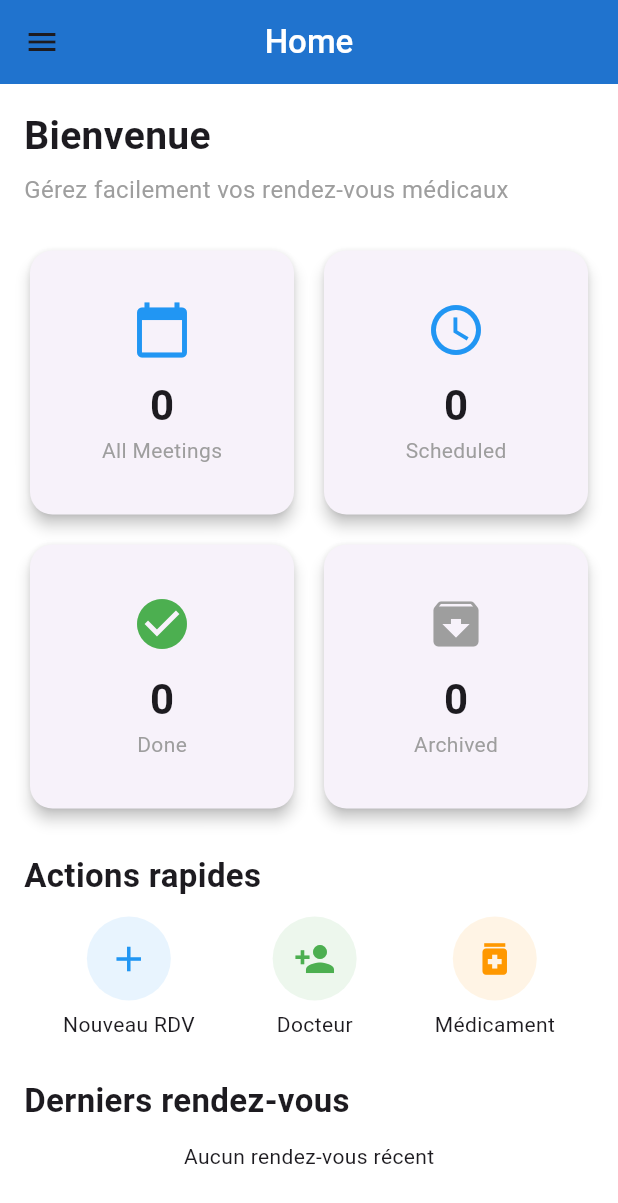
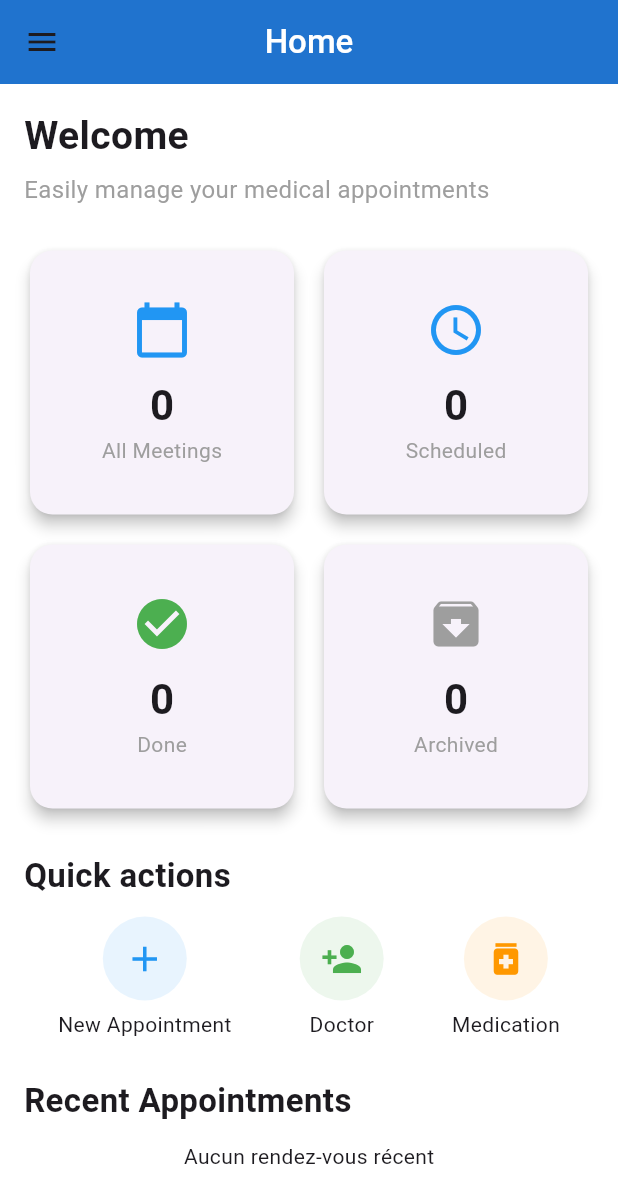
Before and after one commit to FakhfakhOussema/Flutter, a Flutter app: the screen it shows once a user with an empty profile is signed in, on a phone screen of 412 x 824 dp. Shown: the top 1203 px of the screen. Run offline on Flutter 3.47's test engine with Material 3 defaults, Android fonts, the light colour scheme and no system bars; our stand-ins replace camera, cloud_firestore, firebase_auth, firebase_core, sqflite; missing offline and left inert: google_mlkit_barcode_scanning, google_mlkit_commons, google_mlkit_face_detection; accounts and stored records are empty.

Commit message:
initial commit

```diff
--- a/lib/CRM Medical/modules/Doctor/doctor_screen.dart
+++ b/lib/CRM Medical/modules/Doctor/doctor_screen.dart
@@ -35,7 +35,7 @@ class _DoctorScreenState extends State<DoctorScreen> {
             mainAxisSize: MainAxisSize.min,
             children: [
               const Text(
-                'Ajouter un docteur',
+                'Add a Doctor',
                 style: TextStyle(fontSize: 20, fontWeight: FontWeight.bold),
               ),
               const SizedBox(height: 20),
@@ -44,7 +44,7 @@ class _DoctorScreenState extends State<DoctorScreen> {
               TextField(
                 controller: _nameController,
                 decoration: const InputDecoration(
-                  labelText: 'Nom du docteur',
+                  labelText: 'Doctor',
                   border: OutlineInputBorder(),
                   prefixIcon: Icon(Icons.person),
                 ),
@@ -55,7 +55,7 @@ class _DoctorScreenState extends State<DoctorScreen> {
               TextField(
                 controller: _specialtyController,
                 decoration: const InputDecoration(
-                  labelText: 'Spécialité',
+                  labelText: 'Specialty',
                   border: OutlineInputBorder(),
                   prefixIcon: Icon(Icons.medical_services),
                 ),
@@ -66,7 +66,9 @@ class _DoctorScreenState extends State<DoctorScreen> {
                 onPressed: () async {
                   if (_nameController.text.isEmpty || _specialtyController.text.isEmpty) {
                     ScaffoldMessenger.of(context).showSnackBar(
-                      const SnackBar(content: Text('Veuillez remplir tous les champs')),
+                      const SnackBar(
+                        content: Text('Please fill in all the fields'),
+                      backgroundColor: Colors.red,),
                     );
                     return;
                   }
@@ -77,6 +79,12 @@ class _DoctorScreenState extends State<DoctorScreen> {
                     'specialty': _specialtyController.text.trim(),
                   });
 
+                  ScaffoldMessenger.of(context).showSnackBar(
+                    const SnackBar(
+                      content: Text('Doctor added successfully'),
+                      backgroundColor: Colors.green,
+                    ),
+                  );
                   // Fermer le modal
                   Navigator.pop(context);
 
@@ -88,7 +96,7 @@ class _DoctorScreenState extends State<DoctorScreen> {
                   minimumSize: const Size(double.infinity, 50),
                   shape: RoundedRectangleBorder(borderRadius: BorderRadius.circular(12)),
                 ),
-                child: const Text('Ajouter'),
+                child: const Text('Add'),
               ),
             ],
           ),
--- a/lib/CRM Medical/modules/Home/home_screen.dart
+++ b/lib/CRM Medical/modules/Home/home_screen.dart
@@ -36,12 +36,12 @@ class HomeScreen extends StatelessWidget {
           crossAxisAlignment: CrossAxisAlignment.start,
           children: [
             const Text(
-              'Bienvenue',
+              'Welcome',
               style: TextStyle(fontSize: 26, fontWeight: FontWeight.bold),
             ),
             const SizedBox(height: 6),
             const Text(
-              'Gérez facilement vos rendez-vous médicaux',
+              'Easily manage your medical appointments',
               style: TextStyle(fontSize: 16, color: Colors.grey),
             ),
             const SizedBox(height: 25),
@@ -150,7 +150,7 @@ class HomeScreen extends StatelessWidget {
             const SizedBox(height: 25),
 
             const Text(
-              'Actions rapides',
+              'Quick actions',
               style: TextStyle(fontSize: 22, fontWeight: FontWeight.bold),
             ),
             const SizedBox(height: 12),
@@ -159,19 +159,19 @@ class HomeScreen extends StatelessWidget {
               children: [
                 _ActionButton(
                   icon: Icons.add,
-                  label: 'Nouveau RDV',
+                  label: 'New Appointment',
                   color: Colors.blue,
                   onTap: () => Navigator.pushNamed(context, '/meeting'),
                 ),
                 _ActionButton(
                   icon: Icons.person_add,
-                  label: 'Docteur',
+                  label: 'Doctor',
                   color: Colors.green,
                   onTap: () => Navigator.pushNamed(context, '/doctors'),
                 ),
                 _ActionButton(
                   icon: Icons.medication,
-                  label: 'Médicament',
+                  label: 'Medication',
                   color: Colors.orange,
                   onTap: () => Navigator.pushNamed(context, '/Medication'),
                 ),
@@ -180,7 +180,7 @@ class HomeScreen extends StatelessWidget {
 
             const SizedBox(height: 25),
             const Text(
-              'Derniers rendez-vous',
+              'Recent Appointments',
               style: TextStyle(fontSize: 22, fontWeight: FontWeight.bold),
             ),
             const SizedBox(height: 12),
--- a/lib/CRM Medical/modules/Medication/medication_screen.dart
+++ b/lib/CRM Medical/modules/Medication/medication_screen.dart
@@ -35,7 +35,7 @@ class _MedicationScreenState extends State<MedicationScreen> {
             mainAxisSize: MainAxisSize.min,
             children: [
               const Text(
-                'Ajouter un médicament',
+                'Add a Medication',
                 style: TextStyle(fontSize: 20, fontWeight: FontWeight.bold),
               ),
               const SizedBox(height: 20),
@@ -44,7 +44,7 @@ class _MedicationScreenState extends State<MedicationScreen> {
               TextField(
                 controller: _nameController,
                 decoration: const InputDecoration(
-                  labelText: 'Nom du médicament',
+                  labelText: 'Medication Name',
                   border: OutlineInputBorder(),
                   prefixIcon: Icon(Icons.medical_services),
                 ),
@@ -82,7 +82,7 @@ class _MedicationScreenState extends State<MedicationScreen> {
                 controller: _quantityController,
                 keyboardType: TextInputType.number,
                 decoration: const InputDecoration(
-                  labelText: 'Quantité',
+                  labelText: 'Quantity',
                   border: OutlineInputBorder(),
                   prefixIcon: Icon(Icons.numbers),
                 ),
@@ -93,7 +93,7 @@ class _MedicationScreenState extends State<MedicationScreen> {
                 onPressed: () async {
                   if (_nameController.text.isEmpty || _quantityController.text.isEmpty) {
                     ScaffoldMessenger.of(context).showSnackBar(
-                      const SnackBar(content: Text('Veuillez remplir tous les champs')),
+                      const SnackBar(content: Text('Please fill out all the fields')),
                     );
                     return;
                   }
@@ -106,7 +106,12 @@ class _MedicationScreenState extends State<MedicationScreen> {
                   });
 
                   Navigator.pop(context);
-
+                  ScaffoldMessenger.of(context).showSnackBar(
+                    const SnackBar(
+                      content: Text('Medication added successfully'),
+                      backgroundColor: Colors.green,
+                    ),
+                  );
                   _nameController.clear();
                   _barcodeController.clear();
                   _quantityController.clear();
@@ -115,7 +120,7 @@ class _MedicationScreenState extends State<MedicationScreen> {
                   minimumSize: const Size(double.infinity, 50),
                   shape: RoundedRectangleBorder(borderRadius: BorderRadius.circular(12)),
                 ),
-                child: const Text('Ajouter', style: TextStyle(fontSize: 16)),
+                child: const Text('Add', style: TextStyle(fontSize: 16)),
               ),
             ],
           ),
@@ -144,18 +149,18 @@ class _MedicationScreenState extends State<MedicationScreen> {
           context: context,
           builder: (_) => AlertDialog(
             title: Text(doc['name']),
-            content: Text('Quantité : ${doc['quantity']}\nCode-barres : ${doc['barcode']}'),
+            content: Text('Quantity : ${doc['quantity']}\nCode-barres : ${doc['barcode']}'),
             actions: [
               TextButton(
                 onPressed: () => Navigator.pop(context),
-                child: const Text('Fermer'),
+                child: const Text('Close'),
               ),
             ],
           ),
         );
       } else {
         ScaffoldMessenger.of(context).showSnackBar(
-          const SnackBar(content: Text('Médicament non trouvé')),
+          const SnackBar(content: Text('Medication not found')),
         );
       }
     }
--- a/lib/CRM Medical/modules/Meeting/meeting_screen.dart
+++ b/lib/CRM Medical/modules/Meeting/meeting_screen.dart
@@ -119,7 +119,7 @@ class _MeetingScreenState extends State<MeetingScreen> {
                   child: TextField(
                     controller: _dateController,
                     decoration: const InputDecoration(
-                      labelText: 'Date et heure prévues',
+                      labelText: 'Scheduled Date and Time',
                       border: OutlineInputBorder(),
                       prefixIcon: Icon(Icons.calendar_today),
                     ),
@@ -136,7 +136,7 @@ class _MeetingScreenState extends State<MeetingScreen> {
                   if (_doctorController.text.trim().isEmpty || _selectedDate == null) {
                     ScaffoldMessenger.of(context).showSnackBar(
                       const SnackBar(
-                        content: Text('Veuillez remplir tous les champs'),
+                        content: Text('Please fill in all fields'),
                         backgroundColor: Colors.red,
                       ),
                     );
@@ -161,7 +161,7 @@ class _MeetingScreenState extends State<MeetingScreen> {
 
                     ScaffoldMessenger.of(context).showSnackBar(
                       const SnackBar(
-                        content: Text('Rendez-vous ajouté avec succès'),
+                        content: Text('Appointment added successfully'),
                         backgroundColor: Colors.green,
                       ),
                     );
@@ -180,7 +180,7 @@ class _MeetingScreenState extends State<MeetingScreen> {
                   backgroundColor: Colors.blue[700],
                 ),
                 child: const Text(
-                  'Ajouter',
+                  'Add',
                   style: TextStyle(fontSize: 16, color: Colors.white),
                 ),
               )
@@ -236,7 +236,7 @@ class _MeetingScreenState extends State<MeetingScreen> {
           if (!snapshot.hasData || snapshot.data!.docs.isEmpty) {
             return const Center(
               child: Text(
-                'Aucun rendez-vous',
+                'No Appointments',
                 style: TextStyle(fontSize: 18),
               ),
             );
```
